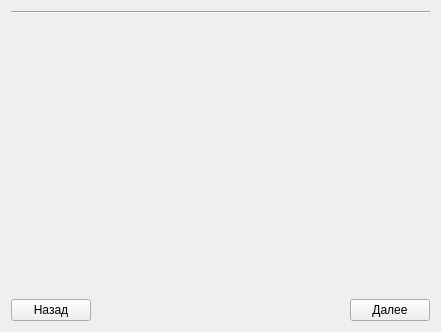
group93492/economics_LPP, file SolvedSystemDialog.ui: the form before one commit.
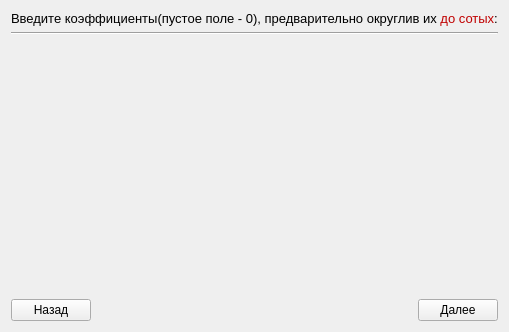
The form after the commit.

What changed in the file:
```diff
--- a/SolvedSystemDialog.ui
+++ b/SolvedSystemDialog.ui
@@ -16,6 +16,17 @@
   <layout class="QVBoxLayout" name="verticalLayout_2">
    <item>
     <layout class="QVBoxLayout" name="verticalLayout">
+     <item>
+      <widget class="QLabel" name="infLabel">
+       <property name="text">
+        <string>&lt;!DOCTYPE HTML PUBLIC &quot;-//W3C//DTD HTML 4.0//EN&quot; &quot;http://www.w3.org/TR/REC-html40/strict.dtd&quot;&gt;
+&lt;html&gt;&lt;head&gt;&lt;meta name=&quot;qrichtext&quot; content=&quot;1&quot; /&gt;&lt;style type=&quot;text/css&quot;&gt;
+p, li { white-space: pre-wrap; }
+&lt;/style&gt;&lt;/head&gt;&lt;body style=&quot; font-family:'Droid Sans'; font-size:10pt; font-weight:400; font-style:normal;&quot;&gt;
+&lt;p style=&quot; margin-top:0px; margin-bottom:0px; margin-left:0px; margin-right:0px; -qt-block-indent:0; text-indent:0px;&quot;&gt;Введите коэффициенты(пустое поле - 0), предварительно округлив их &lt;span style=&quot; color:#c00000;&quot;&gt;до сотых&lt;/span&gt;:&lt;/p&gt;&lt;/body&gt;&lt;/html&gt;</string>
+       </property>
+      </widget>
+     </item>
      <item>
       <layout class="QHBoxLayout" name="functionLayout"/>
      </item>
```
